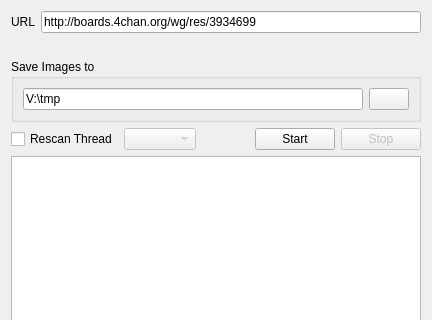
Above: ui4chan.ui from chrisdevchroma/fourchan-dl before the change; both pictures show x 0 to 432 and y 0 to 320 of the 432 by 581 pixel window. Below: the same form after it.
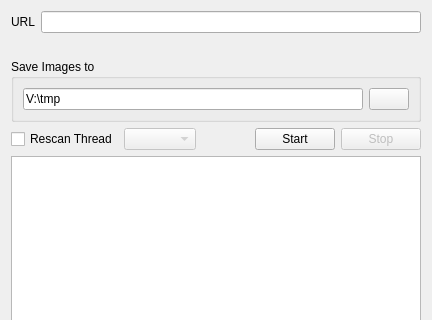
That is the form after the change. Icons and pictures are not drawn.

Commit message: * Added pasting of 4chan url in clipboard

Diff of the .ui file:
```diff
--- a/ui4chan.ui
+++ b/ui4chan.ui
@@ -26,7 +26,7 @@
      <item>
       <widget class="QLineEdit" name="leURI">
        <property name="text">
-        <string>http://boards.4chan.org/wg/res/3934699</string>
+        <string/>
        </property>
       </widget>
      </item>
```
The commit also changes 10 other files.
